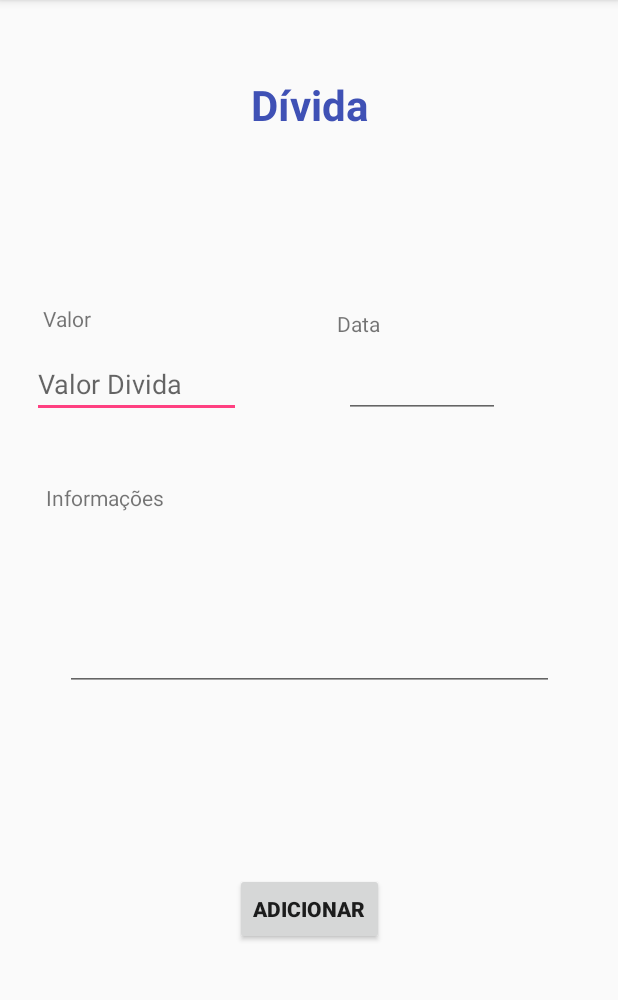
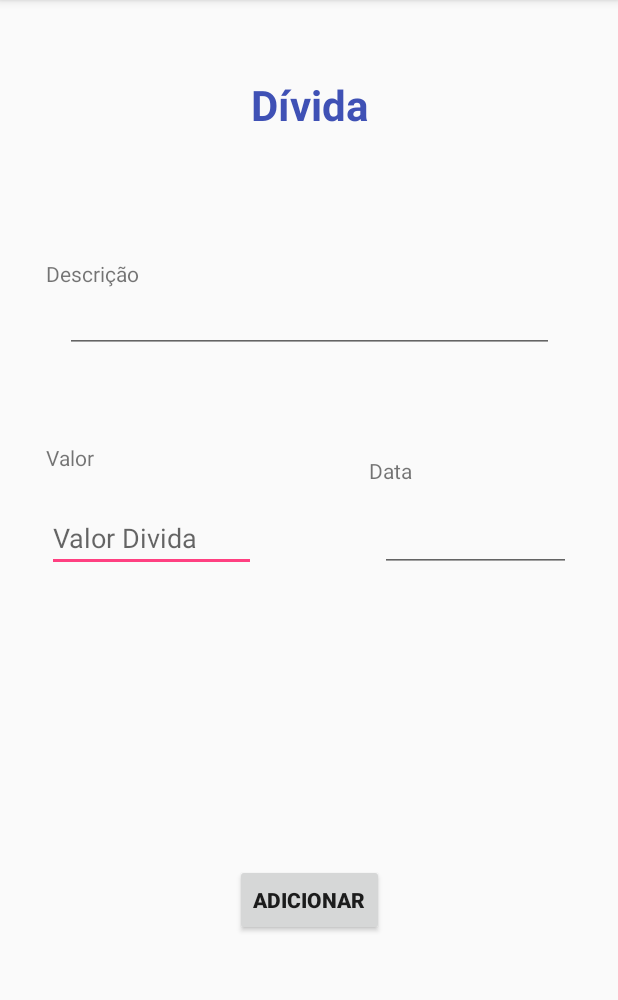
Before and after one commit to LeomaraAC/EasyMoney, an Android app: the AddDividaActivity screen opened directly, with no data from a screen before it, on a phone screen of 412 x 824 dp, the part 84-1084 px from its top. Run offline under Robolectric (Android 15) with nearby library versions, the phone set to English and light mode, and no system bars; 1 statement that could not run was skipped.

Commit message:
Implementacao Classe AddDivida

```diff
--- a/app/src/main/java/com/example/ifsp/easymoney/AddDividaActivity.java
+++ b/app/src/main/java/com/example/ifsp/easymoney/AddDividaActivity.java
@@ -1,5 +1,6 @@
 package com.example.ifsp.easymoney;
 
+import android.annotation.SuppressLint;
 import android.content.Intent;
 import android.database.Cursor;
 import android.database.sqlite.SQLiteDatabase;
@@ -7,6 +8,7 @@ import android.support.v7.app.AppCompatActivity;
 import android.os.Bundle;
 import android.view.View;
 import android.widget.Button;
+import android.widget.EditText;
 import android.widget.Toast;
 
 public class AddDividaActivity extends AppCompatActivity {
@@ -14,19 +16,25 @@ public class AddDividaActivity extends AppCompatActivity {
     private Button btn_addDivida;
     private Integer devedorId;
     private SQLiteDatabase database;
+    private EditText ed_data, ed_valor, ed_desc;
 
+
+    @SuppressLint("WrongViewCast")
     @Override
     protected void onCreate(Bundle savedInstanceState) {
         super.onCreate(savedInstanceState);
         setContentView(R.layout.activity_add_divida);
         Intent intent = getIntent();
         devedorId = Integer.parseInt(intent.getStringExtra("devedorId"));
-        btn_addDivida = (Button) findViewById(R.id.btn_addDevedor);
+        btn_addDivida = (Button) findViewById(R.id.btn_adicionarDivida);
+        ed_data = (EditText) findViewById(R.id.ed_data);
+        ed_valor = (EditText) findViewById(R.id.ed_valor);
+        ed_desc = (EditText) findViewById(R.id.ed_desc);
 
         btn_addDivida.setOnClickListener(new View.OnClickListener() {
             @Override
             public void onClick(View v) {
-
+                addDivida();
             }
         });
 
@@ -38,7 +46,7 @@ public class AddDividaActivity extends AppCompatActivity {
         Cursor cursor = database.rawQuery("SELECT nome " +
                 "FROM devedor WHERE id="+devedorId, null);
        if(cursor != null){
-           database.execSQL("INSERT INTO divida (id_devedor,data,descricao,total) VALUES ('')");
+           database.execSQL("INSERT INTO divida (id_devedor,data,descricao,valor) VALUES (idDevedor,data,descricao,valor)");
            database.close();
            finish();
        }else{
--- a/app/src/main/res/layout/activity_add_divida.xml
+++ b/app/src/main/res/layout/activity_add_divida.xml
@@ -43,16 +43,16 @@
         android:inputType="numberDecimal"
         app:layout_constraintBottom_toBottomOf="parent"
         app:layout_constraintEnd_toEndOf="parent"
-        app:layout_constraintHorizontal_bias="0.052"
+        app:layout_constraintHorizontal_bias="0.091"
         app:layout_constraintStart_toStartOf="parent"
         app:layout_constraintTop_toTopOf="parent"
-        app:layout_constraintVertical_bias="0.319" />
+        app:layout_constraintVertical_bias="0.464" />
 
     <Button
         android:id="@+id/btn_adicionarDivida"
         android:layout_width="wrap_content"
         android:layout_height="wrap_content"
-        android:layout_marginBottom="8dp"
+        android:layout_marginBottom="15dp"
         android:layout_marginEnd="8dp"
         android:layout_marginLeft="8dp"
         android:layout_marginRight="8dp"
@@ -76,13 +76,13 @@
         android:layout_marginRight="8dp"
         android:layout_marginStart="8dp"
         android:layout_marginTop="8dp"
-        android:text="Informações"
+        android:text="Descrição"
         app:layout_constraintBottom_toBottomOf="parent"
         app:layout_constraintEnd_toEndOf="parent"
-        app:layout_constraintHorizontal_bias="0.072"
+        app:layout_constraintHorizontal_bias="0.068"
         app:layout_constraintStart_toStartOf="parent"
         app:layout_constraintTop_toTopOf="parent"
-        app:layout_constraintVertical_bias="0.429" />
+        app:layout_constraintVertical_bias="0.225" />
 
     <TextView
         android:id="@+id/textView"
@@ -97,10 +97,10 @@
         android:text="Valor"
         app:layout_constraintBottom_toBottomOf="parent"
         app:layout_constraintEnd_toEndOf="parent"
-        app:layout_constraintHorizontal_bias="0.056"
+        app:layout_constraintHorizontal_bias="0.062"
         app:layout_constraintStart_toStartOf="parent"
         app:layout_constraintTop_toTopOf="parent"
-        app:layout_constraintVertical_bias="0.266" />
+        app:layout_constraintVertical_bias="0.392" />
 
     <TextView
         android:id="@+id/textView5"
@@ -115,34 +115,15 @@
         android:text="Data"
         app:layout_constraintBottom_toBottomOf="parent"
         app:layout_constraintEnd_toEndOf="parent"
-        app:layout_constraintHorizontal_bias="0.589"
+        app:layout_constraintHorizontal_bias="0.648"
         app:layout_constraintStart_toStartOf="parent"
         app:layout_constraintTop_toTopOf="parent"
-        app:layout_constraintVertical_bias="0.27" />
+        app:layout_constraintVertical_bias="0.404" />
 
     <EditText
-        android:id="@+id/ed_data"
-        android:layout_width="104dp"
-        android:layout_height="wrap_content"
-        android:layout_marginBottom="8dp"
-        android:layout_marginEnd="8dp"
-        android:layout_marginLeft="8dp"
-        android:layout_marginRight="8dp"
-        android:layout_marginStart="8dp"
-        android:layout_marginTop="8dp"
-        android:ems="10"
-        android:inputType="date"
-        app:layout_constraintBottom_toBottomOf="parent"
-        app:layout_constraintEnd_toEndOf="parent"
-        app:layout_constraintHorizontal_bias="0.757"
-        app:layout_constraintStart_toStartOf="parent"
-        app:layout_constraintTop_toTopOf="parent"
-        app:layout_constraintVertical_bias="0.319" />
-
-    <EditText
-        android:id="@+id/ed_inf"
+        android:id="@+id/ed_desc"
         android:layout_width="326dp"
-        android:layout_height="89dp"
+        android:layout_height="31dp"
         android:layout_marginBottom="8dp"
         android:layout_marginEnd="8dp"
         android:layout_marginLeft="8dp"
@@ -155,5 +136,24 @@
         app:layout_constraintEnd_toEndOf="parent"
         app:layout_constraintStart_toStartOf="parent"
         app:layout_constraintTop_toTopOf="parent"
-        app:layout_constraintVertical_bias="0.548" />
+        app:layout_constraintVertical_bias="0.272" />
+
+    <EditText
+        android:id="@+id/ed_data"
+        android:layout_width="127dp"
+        android:layout_height="wrap_content"
+        android:layout_marginBottom="8dp"
+        android:layout_marginEnd="8dp"
+        android:layout_marginLeft="8dp"
+        android:layout_marginRight="8dp"
+        android:layout_marginStart="8dp"
+        android:layout_marginTop="8dp"
+        android:ems="10"
+        android:inputType="date"
+        app:layout_constraintBottom_toBottomOf="parent"
+        app:layout_constraintEnd_toEndOf="parent"
+        app:layout_constraintHorizontal_bias="0.912"
+        app:layout_constraintStart_toStartOf="parent"
+        app:layout_constraintTop_toTopOf="parent"
+        app:layout_constraintVertical_bias="0.464" />
 </android.support.constraint.ConstraintLayout>
```
Also changed, not shown: app/src/main/java/com/example/ifsp/easymoney/AddDevedorActivity.java (+30 -0 lines).
